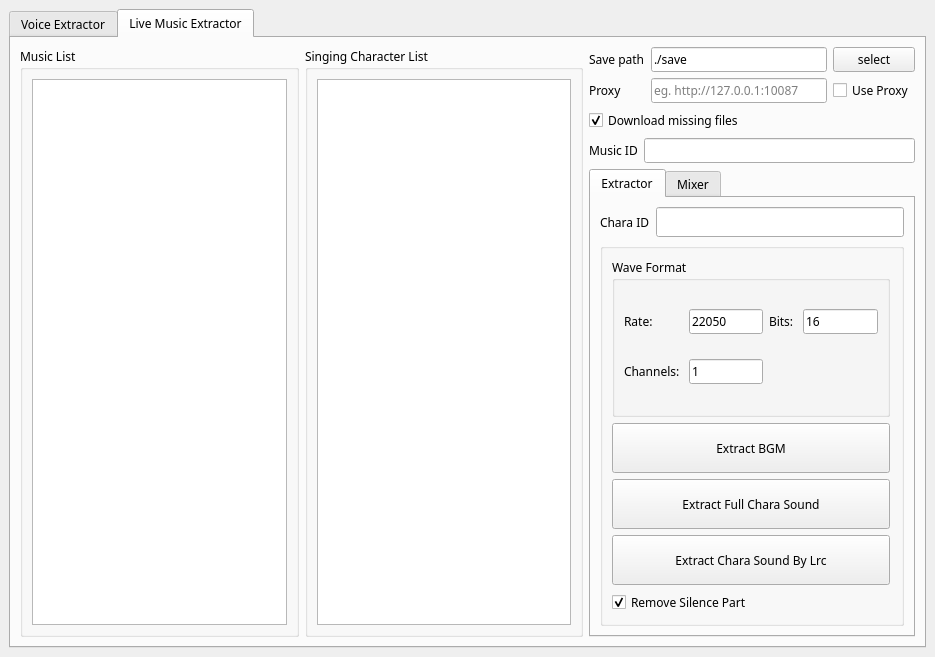
This is gui/qtui/main_ui.ui in chinosk6/umamusume-voice-text-extractor as Qt 5 draws it before an edit. The edited form follows.
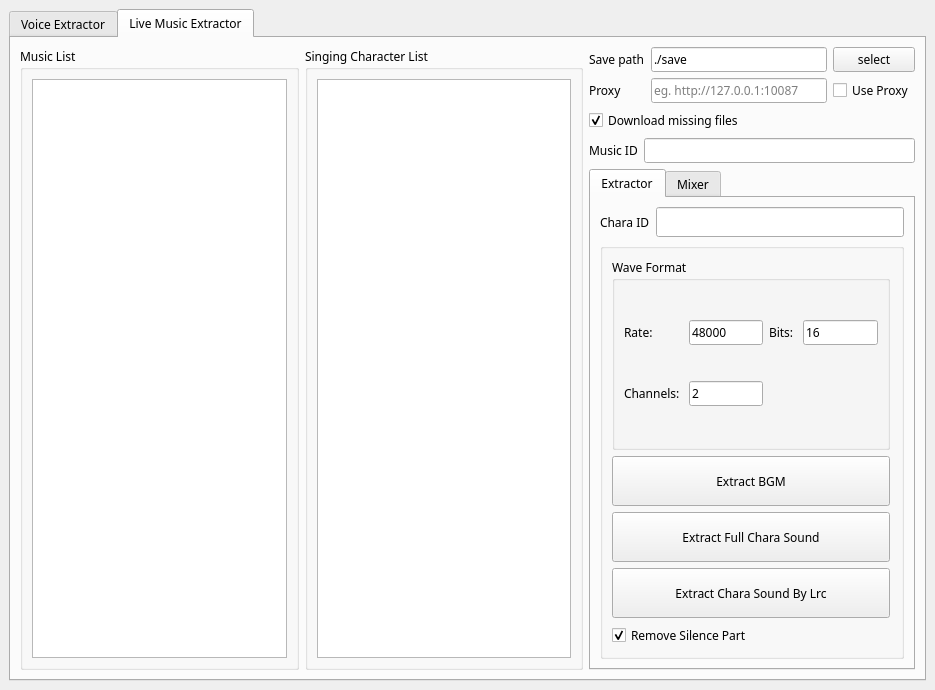
This is the edited form. The open tabs and pages were chosen to show the change.

Commit message: 修复 live 下载覆盖不全的问题，修改 live 提取默认参数

The edit to the form file:
```diff
--- a/gui/qtui/main_ui.ui
+++ b/gui/qtui/main_ui.ui
@@ -7,7 +7,7 @@
     <x>0</x>
     <y>0</y>
     <width>935</width>
-    <height>657</height>
+    <height>690</height>
    </rect>
   </property>
   <property name="minimumSize">
@@ -599,7 +599,7 @@
                            </size>
                           </property>
                           <property name="text">
-                           <string>22050</string>
+                           <string>48000</string>
                           </property>
                          </widget>
                         </item>
@@ -639,7 +639,7 @@
                            </size>
                           </property>
                           <property name="text">
-                           <string>1</string>
+                           <string>2</string>
                           </property>
                          </widget>
                         </item>
```
The commit also changes 2 other files.
